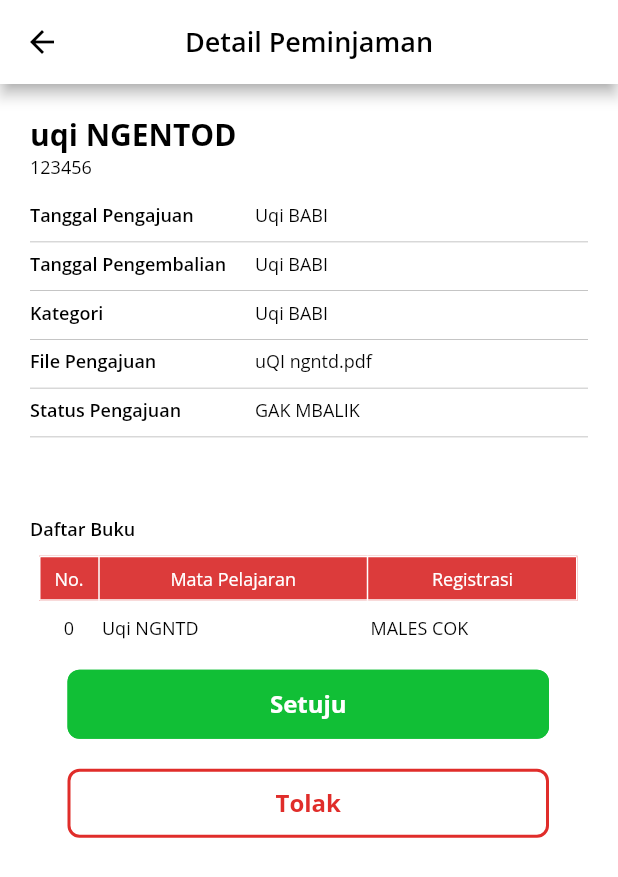
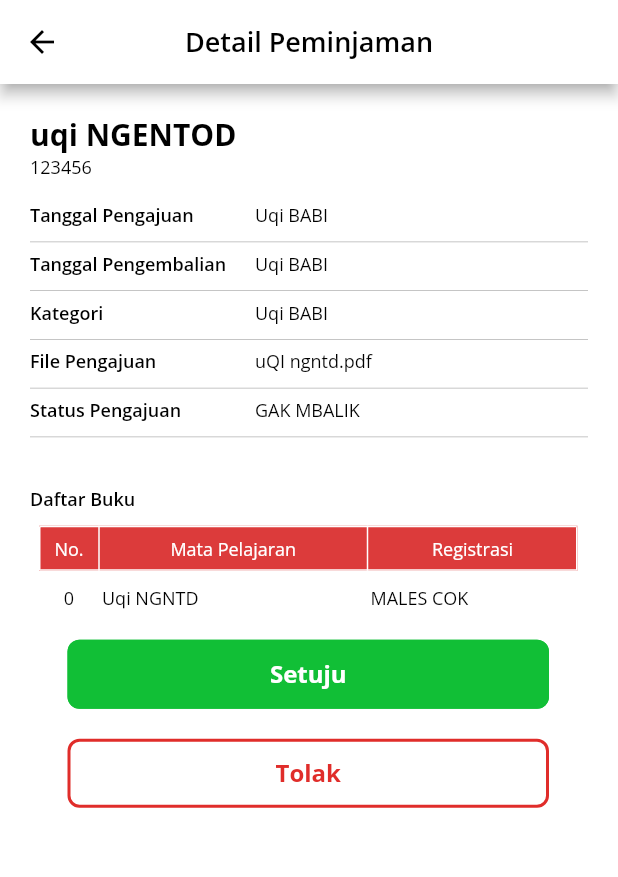
Before and after one commit to rudiusman18/adistetsa-mobile-app, a Flutter app: the DetailPeminjamanBukuPage screen opened by its route, on a phone screen of 412 x 824 dp. Shown: the top 877 px of the screen. Run offline on Flutter 3.47's test engine with Material 2 defaults, Android fonts, the phone set to English and light mode, and no system bars; our stand-ins replace expandable, file_picker, google_fonts, page_transition, shared_preferences; accounts and stored records are empty.

Commit message:
Update Rudi Latest

```diff
--- a/lib/pages/staff/perpustakaan/peminjaman buku/detail_peminjaman_buku_page.dart
+++ b/lib/pages/staff/perpustakaan/peminjaman buku/detail_peminjaman_buku_page.dart
@@ -423,9 +423,6 @@ class _DetailPeminjamanBukuPageState extends State<DetailPeminjamanBukuPage> {
         child: Column(
           crossAxisAlignment: CrossAxisAlignment.start,
           children: [
-            SizedBox(
-              height: 20,
-            ),
             Padding(
               padding: EdgeInsets.symmetric(horizontal: 20),
               child: Text(
--- a/lib/pages/staff/perpustakaan/riwayat peminjaman/detail_riwayat_peminjaman_buku_page.dart
+++ b/lib/pages/staff/perpustakaan/riwayat peminjaman/detail_riwayat_peminjaman_buku_page.dart
@@ -320,7 +320,6 @@ class _DetailRiwayatPeminjamanBukuPageState
           top: 20,
           left: 20,
           right: 20,
-          bottom: 27,
         ),
         child: Column(
           crossAxisAlignment: CrossAxisAlignment.start,
```
